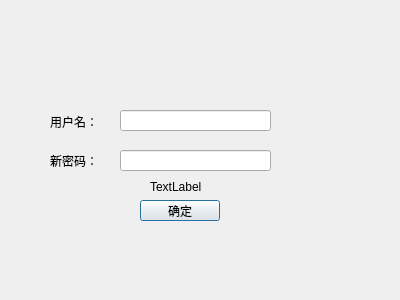
The window that modifyuserdialog.ui (czhc001/Qt-Project-FAPIAO) describes before a commit, drawn with Qt 5.
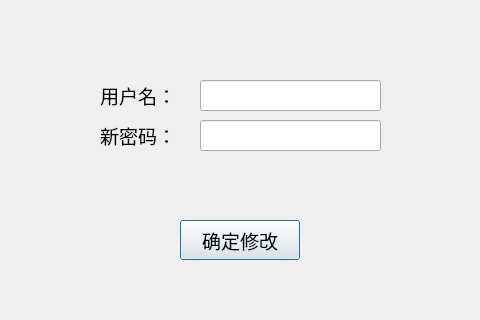
The same window after the commit.

Commit message: 界面ui修改

```diff
--- a/modifyuserdialog.ui
+++ b/modifyuserdialog.ui
@@ -6,8 +6,8 @@
    <rect>
     <x>0</x>
     <y>0</y>
-    <width>400</width>
-    <height>300</height>
+    <width>480</width>
+    <height>320</height>
    </rect>
   </property>
   <property name="windowTitle">
@@ -16,45 +16,65 @@
   <widget class="QPushButton" name="pushButton">
    <property name="geometry">
     <rect>
-     <x>140</x>
-     <y>200</y>
-     <width>80</width>
-     <height>21</height>
+     <x>180</x>
+     <y>220</y>
+     <width>120</width>
+     <height>40</height>
     </rect>
    </property>
+   <property name="font">
+    <font>
+     <pointsize>14</pointsize>
+    </font>
+   </property>
    <property name="text">
-    <string>确定</string>
+    <string>确定修改</string>
    </property>
   </widget>
   <widget class="QLineEdit" name="lineEdit_passwords">
    <property name="geometry">
     <rect>
-     <x>120</x>
-     <y>150</y>
-     <width>151</width>
-     <height>21</height>
+     <x>200</x>
+     <y>120</y>
+     <width>181</width>
+     <height>31</height>
     </rect>
    </property>
+   <property name="font">
+    <font>
+     <pointsize>8</pointsize>
+    </font>
+   </property>
   </widget>
   <widget class="QLineEdit" name="lineEdit_username">
    <property name="geometry">
     <rect>
-     <x>120</x>
-     <y>110</y>
-     <width>151</width>
-     <height>21</height>
+     <x>200</x>
+     <y>80</y>
+     <width>181</width>
+     <height>31</height>
     </rect>
    </property>
+   <property name="font">
+    <font>
+     <pointsize>14</pointsize>
+    </font>
+   </property>
   </widget>
   <widget class="QLabel" name="label_username">
    <property name="geometry">
     <rect>
-     <x>50</x>
-     <y>115</y>
-     <width>63</width>
-     <height>13</height>
+     <x>100</x>
+     <y>80</y>
+     <width>91</width>
+     <height>31</height>
     </rect>
    </property>
+   <property name="font">
+    <font>
+     <pointsize>14</pointsize>
+    </font>
+   </property>
    <property name="text">
     <string>用户名：</string>
    </property>
@@ -62,12 +82,17 @@
   <widget class="QLabel" name="label_passwords">
    <property name="geometry">
     <rect>
-     <x>50</x>
-     <y>154</y>
-     <width>63</width>
-     <height>13</height>
+     <x>100</x>
+     <y>120</y>
+     <width>91</width>
+     <height>31</height>
     </rect>
    </property>
+   <property name="font">
+    <font>
+     <pointsize>14</pointsize>
+    </font>
+   </property>
    <property name="text">
     <string>新密码：</string>
    </property>
@@ -76,13 +101,24 @@
    <property name="geometry">
     <rect>
      <x>150</x>
-     <y>180</y>
-     <width>63</width>
-     <height>13</height>
+     <y>170</y>
+     <width>180</width>
+     <height>31</height>
     </rect>
    </property>
+   <property name="font">
+    <font>
+     <pointsize>14</pointsize>
+    </font>
+   </property>
+   <property name="styleSheet">
+    <string notr="true">color: rgb(255, 0, 0);</string>
+   </property>
    <property name="text">
-    <string>TextLabel</string>
+    <string/>
+   </property>
+   <property name="alignment">
+    <set>Qt::AlignCenter</set>
    </property>
   </widget>
  </widget>
```
The commit also changes 7 other files.
